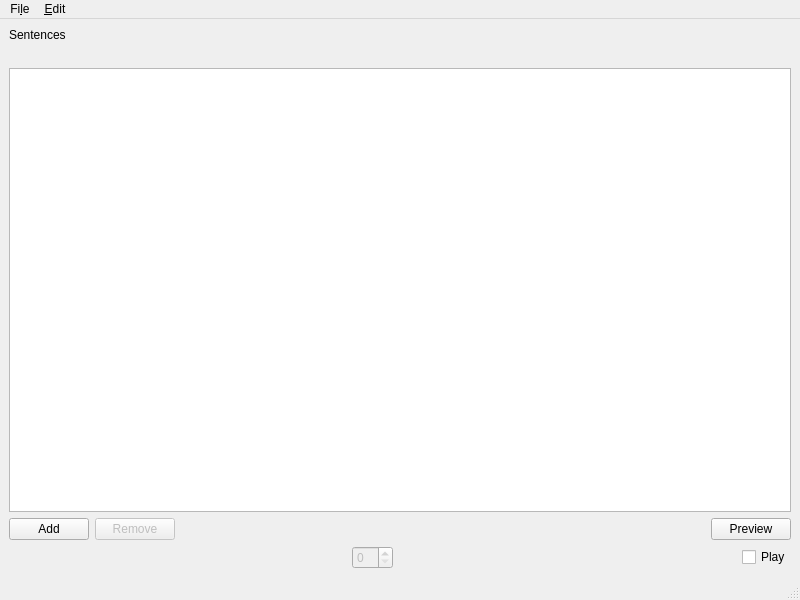
This is ui/mainwindow.ui in pop123123123/SentenceMixingMaker as Qt 5 draws it before an edit. The edited form follows.
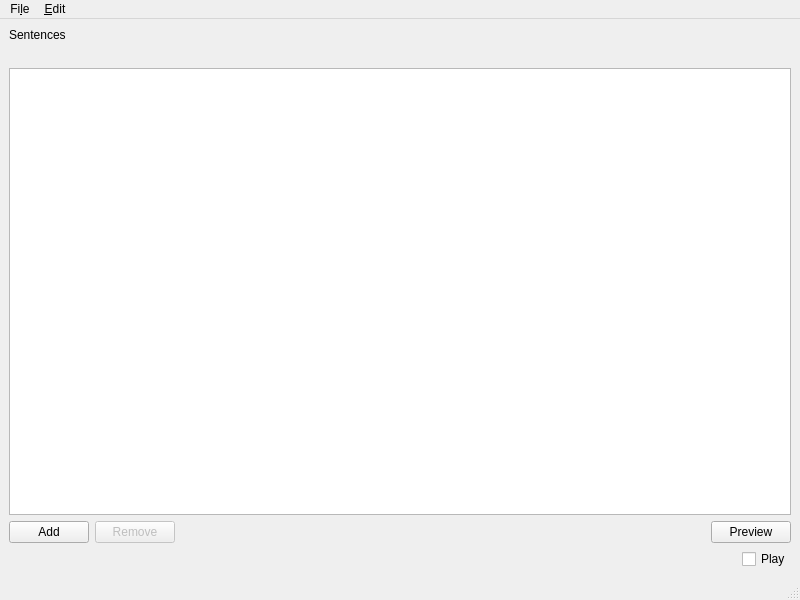
This is the edited form.

Commit message:
Enhance whole spinbox system
Replace the listview by a tableview.
Embedding spinboxes in this tableview using a custom delegate.
Spares the code from very clumsy and dirty code lines. These ugly lines
were there because of the unicity of the old spinbox. It was a very bad
conception and gave us a lot of headdaches. The whole conception is way
more healthy now.

What changed in the file:
```diff
--- a/ui/mainwindow.ui
+++ b/ui/mainwindow.ui
@@ -38,7 +38,7 @@
        </spacer>
       </item>
       <item>
-       <widget class="QListView" name="listView">
+       <widget class="QTableView" name="tableView">
         <property name="contextMenuPolicy">
          <enum>Qt::NoContextMenu</enum>
         </property>
@@ -63,9 +63,12 @@
         <property name="selectionBehavior">
          <enum>QAbstractItemView::SelectRows</enum>
         </property>
-        <property name="movement">
-         <enum>QListView::Snap</enum>
+        <property name="gridStyle">
+         <enum>Qt::NoPen</enum>
         </property>
+        <attribute name="verticalHeaderVisible">
+         <bool>false</bool>
+        </attribute>
        </widget>
       </item>
       <item>
@@ -136,13 +139,6 @@
         </property>
        </spacer>
       </item>
-      <item>
-       <widget class="QSpinBox" name="spinBox_index">
-        <property name="enabled">
-         <bool>false</bool>
-        </property>
-       </widget>
-      </item>
       <item>
        <spacer name="horizontalSpacer_2">
         <property name="orientation">
```
Left out of the diff: 4 changed lines with no effect on the pictures. The commit also changes 3 other files.
